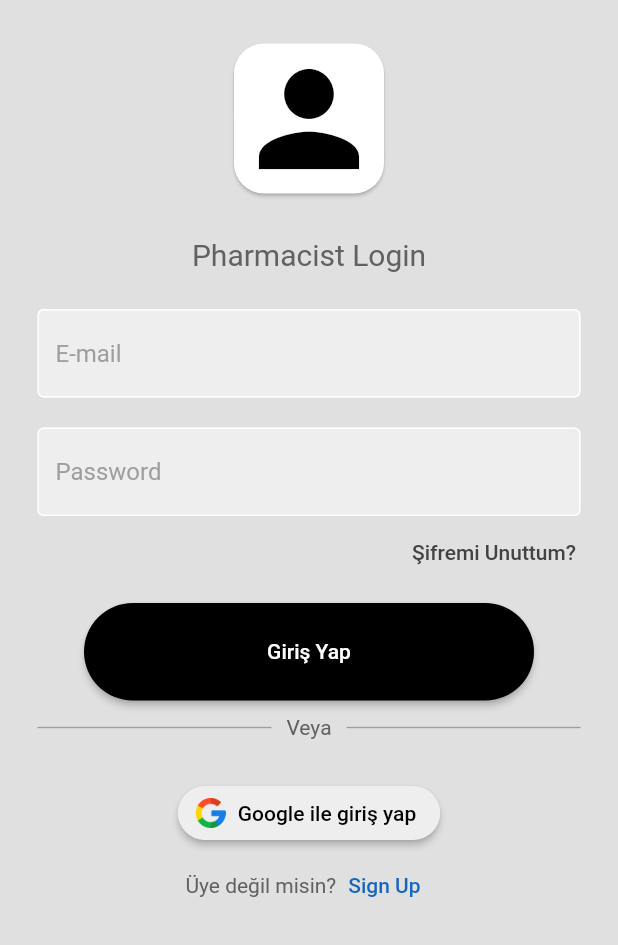
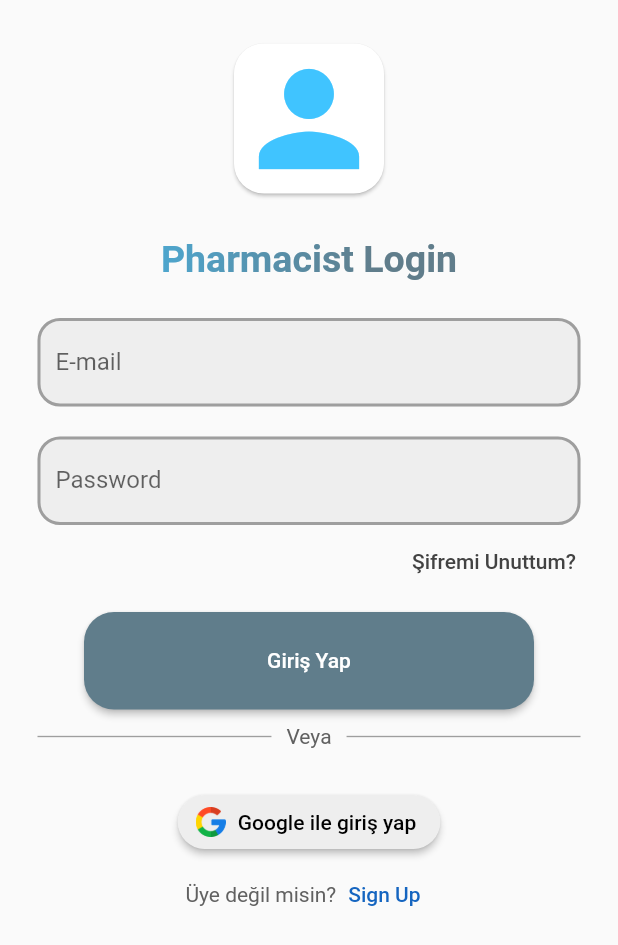
Before and after one commit to ArzuNisa/Jetilac, a Flutter app: the PharmacyLogin screen opened directly, on a phone screen of 412 x 824 dp. Shown: the top 945 px of the screen. Run offline on Flutter 3.47's test engine with Material 2 defaults, Android fonts, the phone set to English and light mode, and no system bars; our stand-ins replace cloud_firestore, curved_navigation_bar, firebase_auth, firebase_core, get, google_sign_in; accounts and stored records are empty.

```diff
--- a/jetilacapp/lib/screens/main.dart
+++ b/jetilacapp/lib/screens/main.dart
@@ -6,6 +6,7 @@ import 'package:provider/provider.dart';
 import 'package:testapp/screens/HomePage.dart';
 import 'package:testapp/screens/ProfileScreen.dart';
 import 'package:testapp/screens/order_page.dart';
+import 'package:testapp/screens/pharmacist_loginpage.dart';
 import 'package:testapp/screens/pharmacy_homePage.dart';
 import 'package:testapp/screens/welcome_screen.dart';
 import 'Theme.dart';
@@ -39,7 +40,7 @@ class MyApp extends StatelessWidget {
       darkTheme: ThemeApp.darkTheme,
       themeMode: ThemeMode.system,
       debugShowCheckedModeBanner: false,
-      home: PharmacyHomePage(),
+      home: PharmacyLogin(),
     );
   }
 }
--- a/jetilacapp/lib/screens/pharmacist_loginpage.dart
+++ b/jetilacapp/lib/screens/pharmacist_loginpage.dart
@@ -34,8 +34,11 @@ class _PharmacyLoginState extends State<PharmacyLogin> {
 
   @override
   Widget build(BuildContext context) {
+    final Shader linearGradient = const LinearGradient(
+      colors: <Color>[Colors.lightBlueAccent, Colors.blueGrey],
+    ).createShader(Rect.fromLTWH(0.0, 0.0, 250.0, 80.0));
+
     return Scaffold(
-      backgroundColor: Colors.grey[300],
       body: SingleChildScrollView(
         child: Center(
           child: Column(
@@ -45,7 +48,8 @@ class _PharmacyLoginState extends State<PharmacyLogin> {
               _sizedBox25(),
               Text(
                 'pharmacist login'.tr,
-                style: TextStyle(color: Colors.grey[700], fontSize: 20),
+                style: TextStyle(foreground: Paint()..shader = linearGradient, fontSize: 25,fontWeight: FontWeight.bold),
+
               ),
               _sizedBox25(),
               UserNameTextField(
@@ -85,14 +89,20 @@ class _PharmacyLoginState extends State<PharmacyLogin> {
                     } catch (e) {
                       ScaffoldMessenger.of(context).showSnackBar(
                         SnackBar(
-                          content: Text('error'.tr),
+                          backgroundColor: Colors.black12,
+                          elevation: 20,
+                          behavior: SnackBarBehavior.floating,
+                          margin: EdgeInsets.all(15),
+                          shape: RoundedRectangleBorder(borderRadius: BorderRadius.circular(20)),
+                          content: Text("error".tr),
+
                         ),
                       );
                     }
                   },
                   style: ElevatedButton.styleFrom(
-                    shape: const StadiumBorder(),
-                    primary: Colors.black,
+                      shape: RoundedRectangleBorder(borderRadius: BorderRadius.circular(20))
+
                   ),
                   child: const Text("Giriş Yap"),
                 ),
@@ -243,7 +253,7 @@ class _iconPerson extends StatelessWidget {
         child: const Icon(
           Icons.person,
           size: 100,
-          color: Colors.black,
+          color: Colors.lightBlueAccent,
         ),
       ),
     );
@@ -294,14 +304,18 @@ class UserNameTextField extends StatelessWidget {
         obscureText: obscureText,
         decoration: InputDecoration(
           enabledBorder: const OutlineInputBorder(
-            borderSide: BorderSide(color: Colors.white),
+            borderRadius: BorderRadius.all(Radius.circular(15)),
+            borderSide: BorderSide(color: Colors.grey,width: 2),
           ),
           focusedBorder: OutlineInputBorder(
-            borderSide: BorderSide(color: Colors.grey.shade400),
+            borderRadius: BorderRadius.all(Radius.circular(15)),
+            borderSide: BorderSide(color: Colors.grey,width: 2),
+
           ),
           fillColor: Colors.grey.shade200,
           filled: true,
           hintText: hintText,
+          labelText:  hintText,
           hintStyle: TextStyle(color: Colors.grey[500]),
         ),
       ),
--- a/jetilacapp/lib/screens/pharmacist_signup_page.dart
+++ b/jetilacapp/lib/screens/pharmacist_signup_page.dart
@@ -131,7 +131,7 @@ class PharmacistRegisterPage extends StatelessWidget {
       Navigator.pushReplacement(
         context,
         MaterialPageRoute(
-          builder: (context) => PharmacistLoginPage(),
+          builder: (context) => PharmacyLogin(),
         ),
       );
     } catch (e) {
--- a/jetilacapp/lib/screens/welcome_screen.dart
+++ b/jetilacapp/lib/screens/welcome_screen.dart
@@ -111,7 +111,7 @@ class _elevatedButtonWidgetState extends State<elevatedButtonWidget> {
           Navigator.push(
             context,
             MaterialPageRoute(
-                builder: (context) => const PharmacistLoginPage()),
+                builder: (context) => const PharmacyLogin()),
           );
         });
       }
```
Also changed, not shown: 4 other files.
